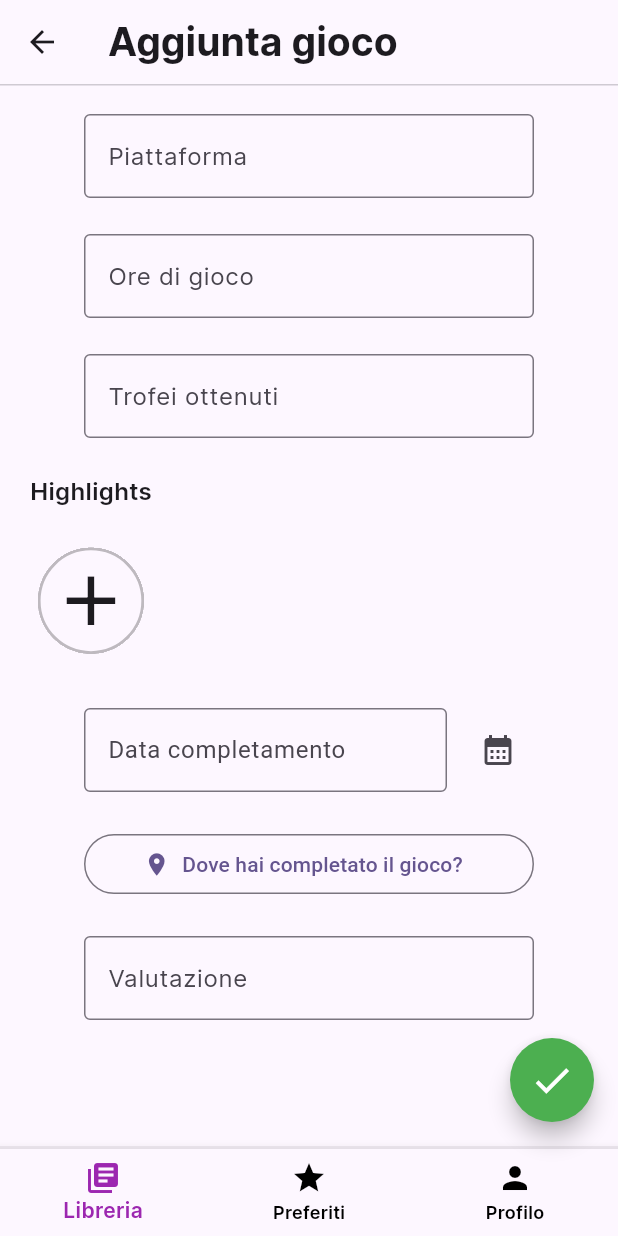
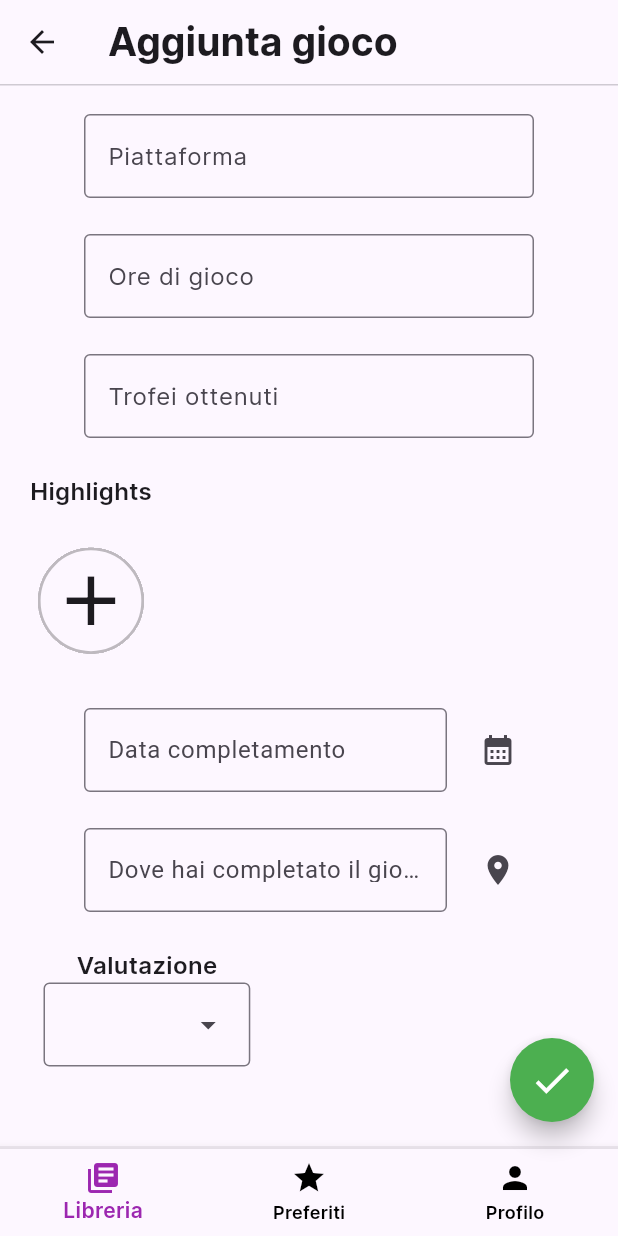
Before and after one commit to ShyVortex/game-tracker, a Flutter app: the AddGamePage screen opened directly, scrolled down 244 dp, on a phone screen of 412 x 824 dp. Run offline on Flutter 3.47's test engine with Material 3 defaults, Android fonts, the phone set to English and light mode, and no system bars; our stand-ins replace flutter_map, latlong2; missing offline and left inert: bcrypt.

Commit message:
Aggiunta schermata mappa
- Convertito il TextField 'valutazione' in un Dropdown avente una lista di voti da 0 a 10.
- Convertito il pulsante di aggiunta posizione in un widget personalizzato LocationField
- Aggiunta pagina di selezione luogo
- Aggiunto widget per il display della mappa da OSM

```diff
--- a/lib/pages/library/add_game_page.dart
+++ b/lib/pages/library/add_game_page.dart
@@ -1,5 +1,6 @@
 import 'package:flutter/material.dart';
 import 'package:game_tracker/widgets/date_picker_field.dart';
+import 'package:game_tracker/widgets/location_field.dart';
 import '../../theme/app_theme.dart';
 
 class AddGamePage extends StatefulWidget {
@@ -12,6 +13,11 @@ class AddGamePage extends StatefulWidget {
 class AddGamePageState extends State<AddGamePage> {
   int navigationIndex = 0;
   ThemeData themeData = AppTheme.buildThemeData();
+  static const List<String> list = <String>[
+    '0/10', '1/10', '2/10', '3/10', '4/10', '5/10', '6/10', '7/10', '8/10',
+    '9/10', '10/10'
+  ];
+  String dropdownValue = "";
 
   void onItemTapped(int index) {
     setState(() {
@@ -39,7 +45,7 @@ class AddGamePageState extends State<AddGamePage> {
   Widget build(BuildContext context) {
     return Scaffold(
         appBar: PreferredSize(
-          preferredSize: const Size.fromHeight(kToolbarHeight + 1), // Adjust height to include the divider
+          preferredSize: const Size.fromHeight(kToolbarHeight + 1), // +1 è lo spazio dedicato al Divider
           child: Column(
             children: [
               AppBar(
@@ -207,28 +213,39 @@ class AddGamePageState extends State<AddGamePage> {
                         const SizedBox(height: 10),
                         const DatePickerField(),
                         const SizedBox(height: 24),
-                        SizedBox(
-                          width: 300,
-                          child: OutlinedButton.icon(
-                              onPressed: onAddPlace,
-                              icon: const Icon(Icons.location_on),
-                              label: const Text("Dove hai completato il gioco?")
+                        const LocationField(),
+                        const SizedBox(height: 24),
+                        Padding(
+                          padding: const EdgeInsets.only(left: 9),
+                          child: Row(
+                            mainAxisAlignment: MainAxisAlignment.start,
+                            children: [
+                              Column(
+                                children: [
+                                  const Text("Valutazione", style: TextStyle(
+                                      fontSize: 16,
+                                      fontWeight: FontWeight.w600,
+                                      fontFamily: 'Inter'
+                                  )),
+                                  DropdownMenu<String>(
+                                    initialSelection: "",
+                                    onSelected: (String? value) {
+                                      setState(() {
+                                        dropdownValue = value!;
+                                      });
+                                    },
+                                    dropdownMenuEntries: list.map<DropdownMenuEntry<String>>((String value) {
+                                      return DropdownMenuEntry<String>(value: value, label: value);
+                                    }).toList(),
+                                  )
+                                ],
+                              ),
+                            ],
                           ),
                         ),
-                        const SizedBox(height: 24),
-                        const SizedBox(
-                            width: 300,
-                            child: TextField(
-                                decoration: InputDecoration(
-                                    border:  OutlineInputBorder(),
-                                    labelText: "Valutazione",
-                                    labelStyle: TextStyle(fontFamily: 'Inter')
-                                )
-                            )
-                        ),
-                        const SizedBox(height: 84)
-                      ],
-                    ),
+                    const SizedBox(height: 84)
+                          ],
+                        )
                   )
                 ))
             ]
--- /dev/null
+++ b/lib/widgets/location_field.dart
@@ -0,0 +1,43 @@
+import 'package:flutter/material.dart';
+import 'package:game_tracker/pages/library/location_page.dart';
+
+class LocationField extends StatefulWidget {
+  const LocationField({super.key});
+
+  @override
+  State<LocationField> createState() => LocationFieldState();
+}
+
+class LocationFieldState extends State<LocationField> {
+
+  void onButtonPress() {
+    Navigator.push(context,
+        MaterialPageRoute(builder: (context) => const LocationPage())
+    );
+  }
+
+  @override
+  Widget build(BuildContext context) {
+    return SizedBox(
+      width: 300,
+      child: Row(
+        children: <Widget>[
+          const Expanded(
+            child: TextField(
+              decoration: InputDecoration(
+                labelText: 'Dove hai completato il gioco?',
+                border: OutlineInputBorder(),
+              ),
+              readOnly: true,
+            ),
+          ),
+          const SizedBox(width: 10),
+          IconButton(
+            icon: const Icon(Icons.location_on),
+            onPressed: onButtonPress,
+          ),
+        ],
+      ),
+    );
+  }
+}
```
Also changed, not shown: lib/pages/library/location_page.dart (added, +46 -0 lines), lib/widgets/map_content.dart (added, +59 -0 lines), pubspec.yaml (+5 -3 lines), pubspec.lock.
